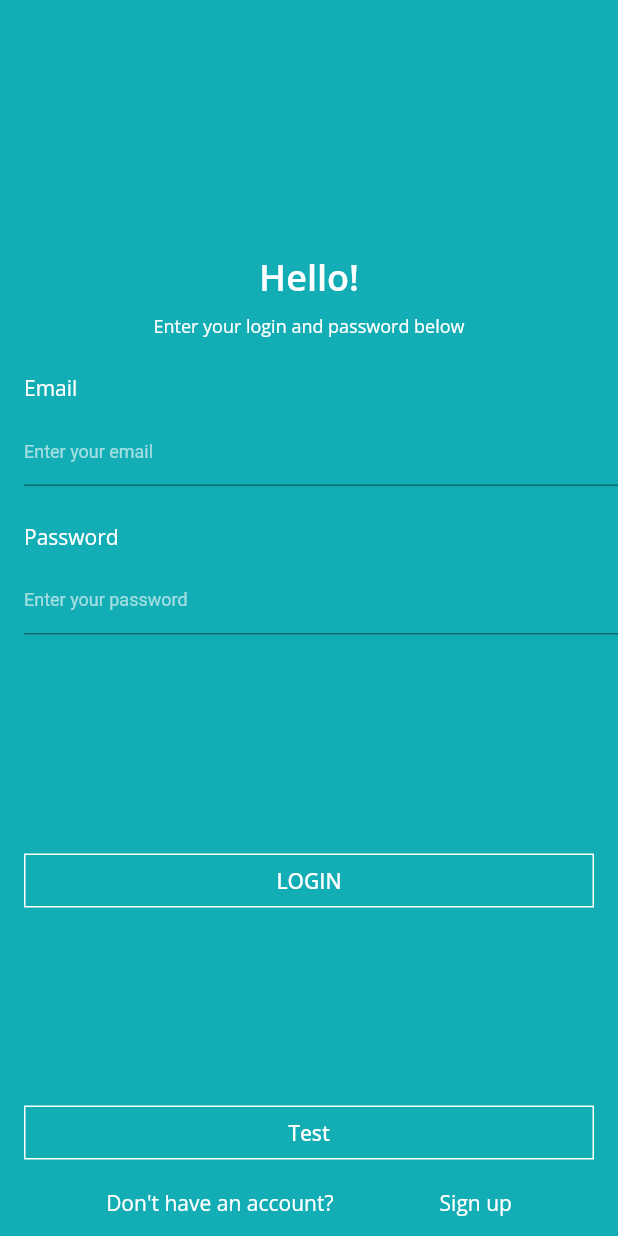
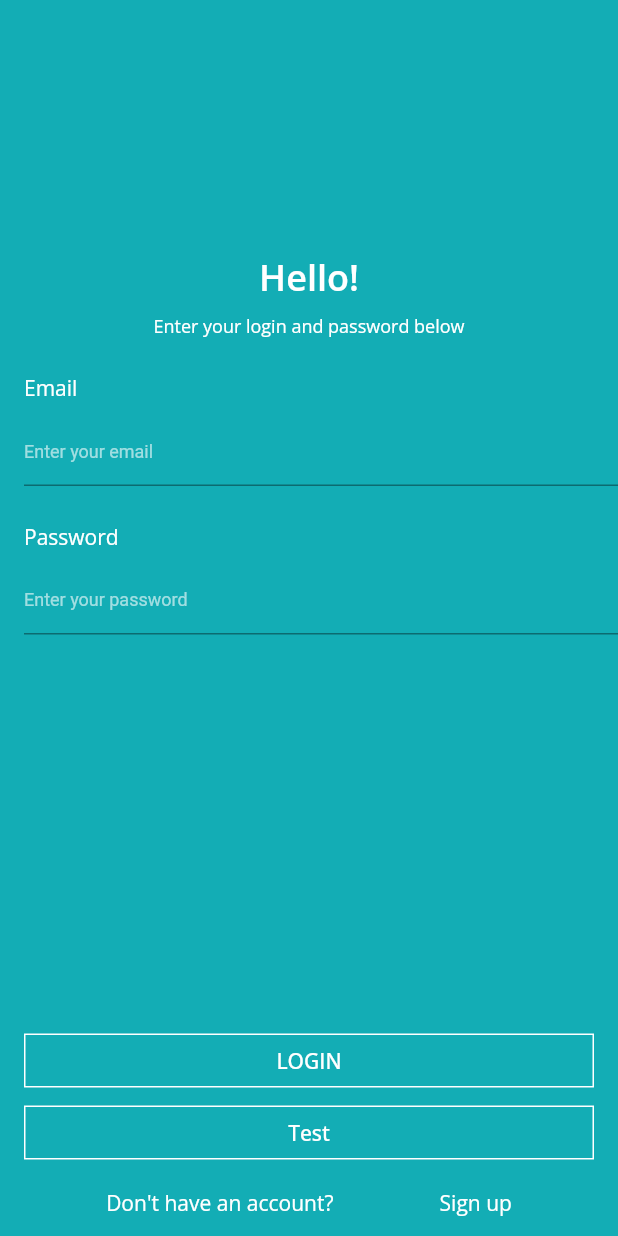
Before and after one commit to EugeneOrlov204/UniversityDesigner, a Flutter app: the screen it shows after launch, on a phone screen of 412 x 824 dp. Run offline on Flutter 3.47's test engine with Material 2 defaults, Android fonts, the phone set to English and light mode, and no system bars; our stand-ins replace flutter_svg, google_fonts, image_picker.

Commit message:
Fixed design

```diff
--- a/lib/ui/sign_in.dart
+++ b/lib/ui/sign_in.dart
@@ -153,7 +153,7 @@ class _SignInState extends State<SignIn> {
               ),
             ),
             Padding(
-              padding: const EdgeInsets.only(left: 16, right: 16, top: 120),
+              padding: const EdgeInsets.only(left: 16, right: 16),
               child: SizedBox(
                 width: double.infinity,
                 child: TextButton(
```
